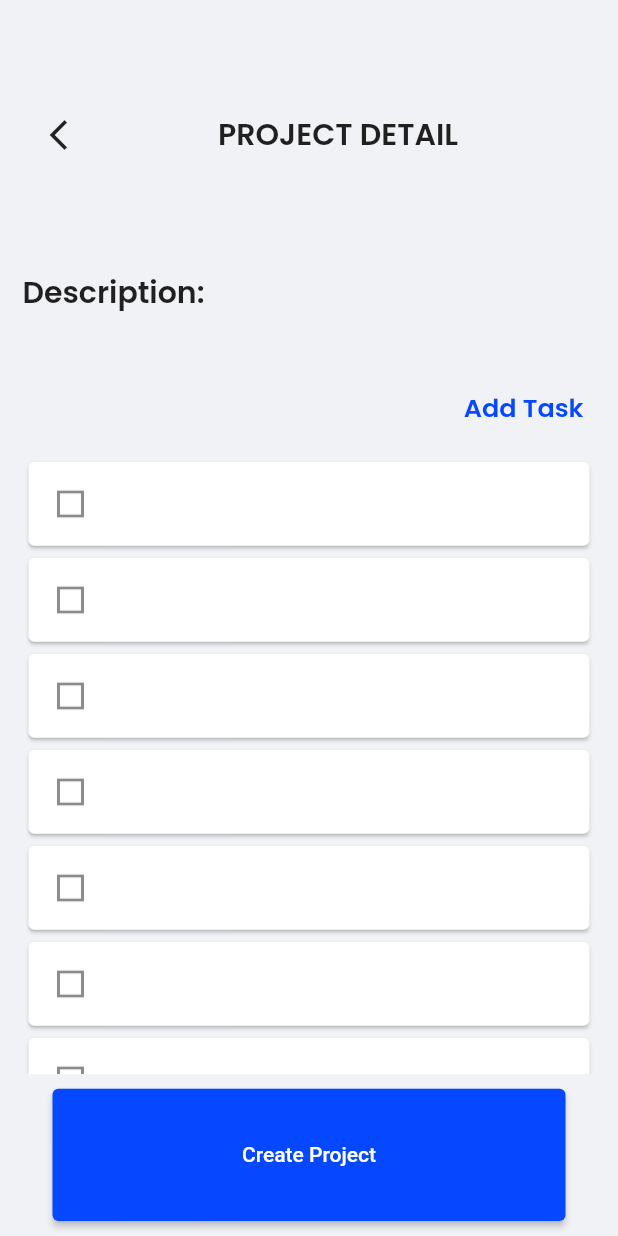
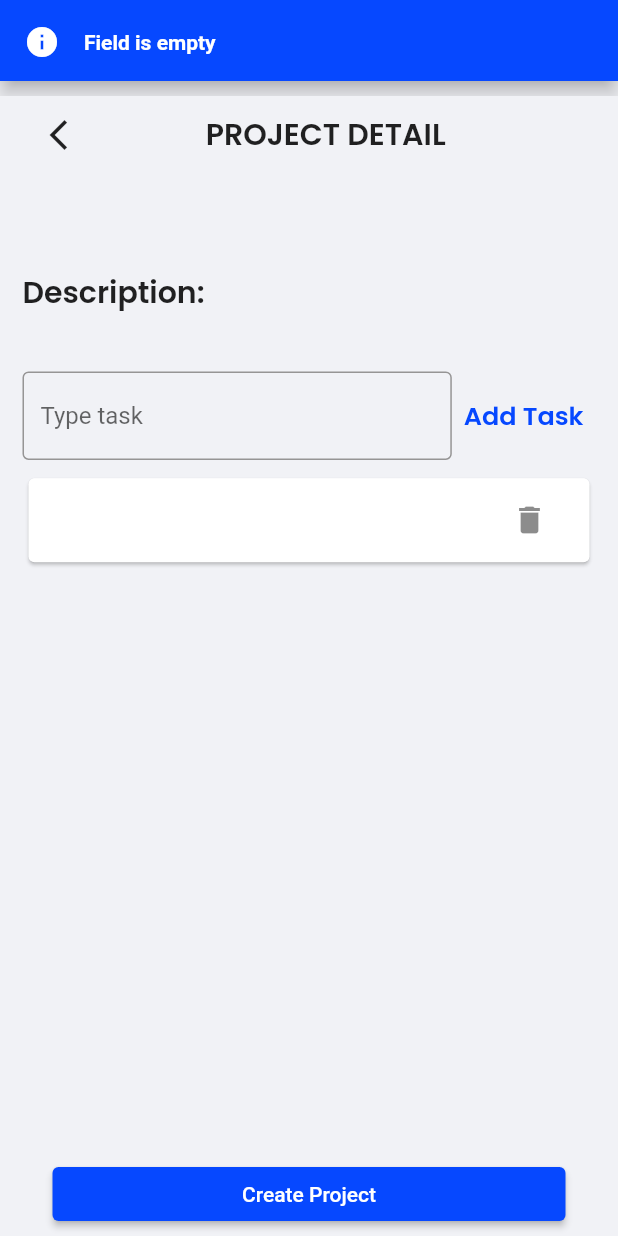
Before and after one commit to Trinity6264/LIKDAM, a Flutter app: the AddTask screen opened directly with empty values, after a tap on "Add Task", on a phone screen of 412 x 824 dp. Run offline on Flutter 3.47's test engine with Material 2 defaults, Android fonts, the phone set to English and light mode, and no system bars; our stand-ins replace bloc, flutter_bloc, font_awesome_flutter, get_it, getwidget, google_fonts and 2 more; accounts and stored records are empty; generated files the repository leaves out were written again.

Commit message:
Done with both add project & task screen

```diff
--- a/lib/logic/Projects/cubit/add_project_cubit.dart
+++ b/lib/logic/Projects/cubit/add_project_cubit.dart
@@ -6,8 +6,9 @@ part 'add_project_state.dart';
 
 class AddProjectCubit extends Cubit<AddProjectState> {
   AddProjectCubit() : super(AddProjectInitial());
-
+  Object? data;
   void selectCategory(Object val) {
+    data = val;
     emit(AddProjectSelectCat(selectedCat: val));
   }
 }
--- /dev/null
+++ b/lib/logic/Projects/task/addTask/cubit/add_task_cubit.dart
@@ -0,0 +1,21 @@
+import 'package:bloc/bloc.dart';
+import 'package:bloc_practice/model/task_model.dart';
+import 'package:meta/meta.dart';
+
+part 'add_task_state.dart';
+
+class AddTaskCubit extends Cubit<AddTaskState> {
+  AddTaskCubit() : super(AddTaskInitial());
+
+  List<TaskModel> allTask = [];
+  void taskUpdate({required bool isAdd, required String task}) {
+    if (isAdd) {
+      final taskModel = TaskModel(taskContent: task, isDone: false);
+      allTask.add(taskModel);
+    } else {
+      final taskModel = TaskModel(taskContent: task, isDone: false);
+      allTask.remove(taskModel);
+    }
+    emit(AddTaskUpdate(listofTask: allTask));
+  }
+}
--- /dev/null
+++ b/lib/logic/Projects/task/addTask/cubit/add_task_state.dart
@@ -0,0 +1,11 @@
+part of 'add_task_cubit.dart';
+
+@immutable
+abstract class AddTaskState {}
+
+class AddTaskInitial extends AddTaskState {}
+
+class AddTaskUpdate extends AddTaskState {
+  List<TaskModel> listofTask;
+  AddTaskUpdate({required this.listofTask});
+}
--- a/lib/logic/Projects/textForm/category/cubit/category_cubit.dart
+++ b/lib/logic/Projects/textForm/category/cubit/category_cubit.dart
@@ -6,7 +6,10 @@ part 'category_state.dart';
 class CategoryCubit extends Cubit<CategoryState> {
   CategoryCubit() : super(CategoryInitial());
 
+  String? data;
+
   void update(String val) {
+    data = val;
     emit(CategoryUpdate(text: val));
   }
 }
--- a/lib/logic/Projects/textForm/description/cubit/description_cubit.dart
+++ b/lib/logic/Projects/textForm/description/cubit/description_cubit.dart
@@ -6,7 +6,10 @@ part 'description_state.dart';
 class DescriptionCubit extends Cubit<DescriptionState> {
   DescriptionCubit() : super(DescriptionInitial());
 
+   String description ='';
+
   void updateDescription(String val) {
+    description = val;
     emit(DescriptionUpdate(description: val));
   }
 }
--- a/lib/main.dart
+++ b/lib/main.dart
@@ -16,6 +16,7 @@ import 'package:bloc_practice/theme/custom_theme.dart';
 import 'package:flutter/material.dart';
 import 'package:flutter/services.dart';
 import 'package:flutter_bloc/flutter_bloc.dart';
+import 'logic/Projects/task/addTask/cubit/add_task_cubit.dart';
 import 'service/shared_prefs.dart';
 
 void main() async {
@@ -54,6 +55,11 @@ void main() async {
         BlocProvider<CategoryCubit>(
           create: (context) => CategoryCubit(),
         ),
+        BlocProvider<AddTaskCubit>(
+          create: (context) => AddTaskCubit(),
+        ),
+
+
       ],
       child: const MyApp(),
     ),
--- a/lib/views/dashboard/projects/add_task.dart
+++ b/lib/views/dashboard/projects/add_task.dart
@@ -1,10 +1,19 @@
 import 'package:bloc_practice/constant/color_pallet.dart';
+import 'package:bloc_practice/locator/service_locator.dart';
+import 'package:bloc_practice/logic/Projects/cubit/add_project_cubit.dart';
+import 'package:bloc_practice/logic/Projects/end/cubit/end_date_cubit.dart';
+import 'package:bloc_practice/logic/Projects/start/cubit/startdate_cubit.dart';
+import 'package:bloc_practice/logic/Projects/task/addTask/cubit/add_task_cubit.dart';
 import 'package:bloc_practice/logic/Projects/textForm/description/cubit/description_cubit.dart';
 import 'package:bloc_practice/logic/Projects/textForm/title/title_cubit.dart';
+import 'package:bloc_practice/navigation/nav.dart';
 import 'package:flutter/material.dart';
+import 'package:flutter/widgets.dart';
 import 'package:flutter_bloc/flutter_bloc.dart';
+import 'package:font_awesome_flutter/font_awesome_flutter.dart';
 import 'package:google_fonts/google_fonts.dart';
 
+import '../../../logic/Projects/textForm/category/cubit/category_cubit.dart';
 import '../../../utils/input_dec.dart';
 import '../../../utils/labeltxt.dart';
 
@@ -19,8 +28,32 @@ class AddTask extends StatefulWidget {
 class _AddTaskState extends State<AddTask> {
   bool isChecked = false;
   String title = '';
+
+  late TextEditingController taskController;
+  late FocusNode taskNode;
+
+  @override
+  void initState() {
+    taskController = TextEditingController();
+    taskNode = FocusNode();
+    super.initState();
+  }
+
+  @override
+  void dispose() {
+    taskController.dispose();
+    taskNode.dispose();
+    super.dispose();
+  }
+
   @override
   Widget build(BuildContext context) {
+    final title = BlocProvider.of<TitleCubit>(context);
+    final description = BlocProvider.of<DescriptionCubit>(context);
+    final category = BlocProvider.of<AddProjectCubit>(context);
+    final text = BlocProvider.of<CategoryCubit>(context);
+    final startDate = BlocProvider.of<StartdateCubit>(context);
+    final endDate = BlocProvider.of<EndDateCubit>(context);
     Size size = MediaQuery.of(context).size;
     return Scaffold(
       resizeToAvoidBottomInset: false,
@@ -37,13 +70,13 @@ class _AddTaskState extends State<AddTask> {
                   onPressed: () {
                     widget.controller.animateToPage(
                       0,
-                      duration: const Duration(milliseconds: 700),
+                      duration: const Duration(milliseconds: 500),
                       curve: Curves.ease,
                     );
                   },
                   icon: const Icon(Icons.arrow_back_ios_new),
                 ),
-                SizedBox(width: size.width * .2),
+                SizedBox(width: size.width * .18),
                 Text(
                   'PROJECT DETAIL',
                   style: GoogleFonts.poppins(
@@ -81,39 +114,29 @@ class _AddTaskState extends State<AddTask> {
             Row(
               mainAxisAlignment: MainAxisAlignment.end,
               children: [
+                Expanded(
+                  child: TextField(
+                    focusNode: taskNode,
+                    controller: taskController,
+                    decoration: inputDec.copyWith(
+                      hintText: 'Type task',
+                    ),
+                  ),
+                ),
                 TextButton(
                   onPressed: () {
-                    showBottomSheet(
-                      context: context,
-                      builder: (_) {
-                        return Container(
-                          width: double.infinity,
-                          margin: const EdgeInsets.symmetric(horizontal: 20),
-                          child: SingleChildScrollView(
-                            child: Column(
-                              children: [
-                                Text(
-                                  'PROJECT DETAIL',
-                                  style: GoogleFonts.poppins(
-                                    fontSize: 20.0,
-                                    fontWeight: FontWeight.w600,
-                                  ),
-                                ),
-                                TextFormField(
-                                  keyboardType: TextInputType.name,
-                                  initialValue: '',
-                                  onChanged: (val) {},
-                                  // focusNode: descriptionFocus,
-                                  textInputAction: TextInputAction.done,
-
-                                  decoration: inputDec,
-                                ),
-                              ],
-                            ),
-                          ),
+                    taskNode.unfocus();
+                    if (taskController.text.isEmpty ||
+                        taskController.text == '') {
+                      locator
+                          .get<NavigationServices>()
+                          .showBanner('Field is empty');
+                    }
+                    context.read<AddTaskCubit>().taskUpdate(
+                          isAdd: true,
+                          task: taskController.text.trim(),
                         );
-                      },
-                    );
+                    taskController.clear();
                   },
                   child: Text(
                     'Add Task',
@@ -128,25 +151,52 @@ class _AddTaskState extends State<AddTask> {
             SizedBox(height: size.height * .01),
             SizedBox(
               width: double.infinity,
-              height: size.height * .5,
-              child: ListView.builder(
-                itemCount: 50,
+              height: size.height * .55,
+              child: BlocBuilder<AddTaskCubit, AddTaskState>(
+                builder: (context, state) {
+                  if (state is AddTaskUpdate) {
+                    return ListView.builder(
+                      key: const PageStorageKey('taskKey'),
+                      itemCount: state.listofTask.length,
                       itemBuilder: (context, index) {
+                        final task = state.listofTask[index];
                         return Card(
                           child: ListTile(
+                            title: Text(
+                              task.taskContent,
+                              textAlign: TextAlign.start,
+                              overflow: TextOverflow.ellipsis,
+                              style: GoogleFonts.poppins(
+                                fontWeight: FontWeight.w500,
+                                color: task.isDone ? greenColor : null,
+                                decoration: task.isDone
+                                    ? TextDecoration.lineThrough
+                                    : null,
+                              ),
+                            ),
                             onTap: () {
                               setState(() {
-                          isChecked = !isChecked;
+                                task.isDone = !task.isDone;
                               });
                             },
-                      leading: Icon(
-                        isChecked
-                            ? Icons.check_box_outlined
-                            : Icons.check_box_outline_blank_sharp,
-                        color: isChecked ? primaryColor : null,
+                            trailing: IconButton(
+                              onPressed: () {
+                                context.read<AddTaskCubit>().taskUpdate(
+                                      isAdd: false,
+                                      task: task.taskContent,
+                                    );
+                              },
+                              icon: const FaIcon(Icons.delete),
                             ),
                           ),
                         );
+                      },
+                    );
+                  } else {
+                    return const Center(
+                      child: Text('No Task found Add task'),
+                    );
+                  }
                 },
               ),
             ),
@@ -159,8 +209,13 @@ class _AddTaskState extends State<AddTask> {
                 width: double.infinity,
                 child: ElevatedButton(
                   onPressed: () {
-                    final data = BlocProvider.of<TitleCubit>(context);
-                    print(data.data);
+                    final checking =
+                        category.data == 'Other' ? text.data : category.data;
+                    print(title.data);
+                    print(description.description);
+                    print(checking);
+                    print(startDate.startDate);
+                    print(endDate.endDate);
                   },
                   child: const Text('Create Project'),
                 ),
```
Also changed, not shown: lib/logic/Projects/end/cubit/end_date_cubit.dart (+9 -0 lines), lib/logic/Projects/start/cubit/startdate_cubit.dart (+12 -1 lines), lib/views/dashboard/projects/add_project.dart (+14 -3 lines). Lines whose indentation alone changed are shown as unchanged.
